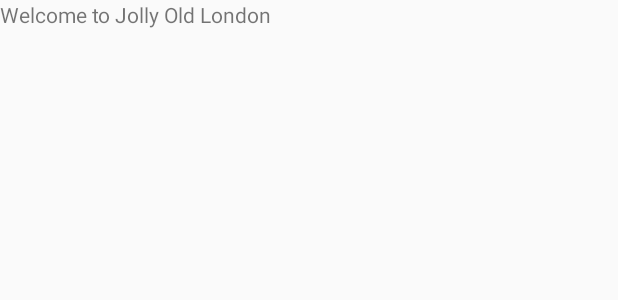
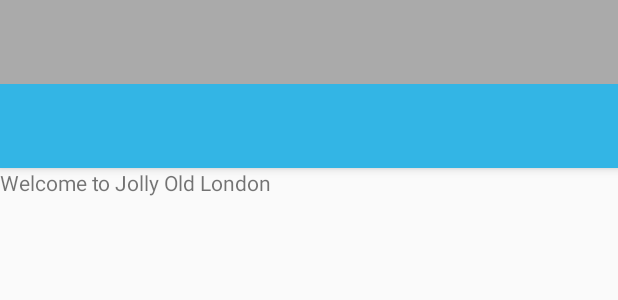
Before and after one commit to Abhey/QuickNews, an Android app: the layout activity_main.xml on its own in the app's theme, with its tools: preview values and no code run, on a phone screen of 412 x 824 dp. Shown: the top 300 px of the screen. Run offline under Robolectric (Android 15) with nearby library versions, the phone set to English and light mode, and no system bars.

Commit message:
Added layout for Navigation drawer.

```diff
--- a/app/src/main/res/layout/activity_main.xml
+++ b/app/src/main/res/layout/activity_main.xml
@@ -1,30 +1,25 @@
 <?xml version="1.0" encoding="utf-8"?>
-<LinearLayout xmlns:android="http://schemas.android.com/apk/res/android"
+<android.support.v4.widget.DrawerLayout xmlns:android="http://schemas.android.com/apk/res/android"
     xmlns:app="http://schemas.android.com/apk/res-auto"
+    android:id="@+id/drawer_layout"
     xmlns:tools="http://schemas.android.com/tools"
     android:layout_width="match_parent"
     android:layout_height="match_parent"
     tools:context="me.abheyrana.quicknews.MainActivity"
-    android:orientation="vertical">
+    android:fitsSystemWindows="true"
+    tools:openDrawer="start">
 
-    <FrameLayout
-        android:layout_width="match_parent"
-        android:layout_height="match_parent">
+    <include layout="@layout/app_bar_main"
+        android:layout_height="match_parent"
+        android:layout_width="match_parent" />
 
-        <TextView
-            android:id="@+id/tv_demo"
-            android:layout_width="match_parent"
-            android:layout_height="wrap_content"
-            android:text="Welcome to Jolly Old London"
-            android:visibility="visible"/>
+    <android.support.design.widget.NavigationView
+        android:id="@+id/nav_view"
+        android:layout_width="wrap_content"
+        android:layout_height="match_parent"
+        android:layout_gravity="start"
+        android:fitsSystemWindows="true"
+        app:headerLayout="@layout/nav_header_main"
+        app:menu="@menu/activity_main_drawer"/>
 
-        <ProgressBar
-            android:layout_width="42dp"
-            android:layout_height="42dp"
-            android:layout_gravity="center"
-            android:id="@+id/pb_loader"
-            android:visibility="invisible"/>
-
-    </FrameLayout>
-
-</LinearLayout>
+</android.support.v4.widget.DrawerLayout>
--- a/app/src/main/res/layout/app_bar_main.xml
+++ b/app/src/main/res/layout/app_bar_main.xml
@@ -1,12 +1,28 @@
 <?xml version="1.0" encoding="utf-8"?>
-<android.support.constraint.ConstraintLayout
+<LinearLayout
     xmlns:android="http://schemas.android.com/apk/res/android"
     xmlns:app="http://schemas.android.com/apk/res-auto"
     xmlns:tools="http://schemas.android.com/tools"
     android:layout_width="match_parent"
     android:layout_height="match_parent"
-    tools:context=".MainActivity">
+    tools:context=".MainActivity"
+    android:orientation="vertical"
+    tools:showIn="@layout/activity_main">
 
+    <!-- Here I skipped addition of themes to AppBarLayout and Toolbar -->
 
+    <android.support.design.widget.AppBarLayout
+        android:layout_width="match_parent"
+        android:layout_height="wrap_content">
 
-</android.support.constraint.ConstraintLayout>
+        <android.support.v7.widget.Toolbar
+            android:layout_width="match_parent"
+            android:layout_height="?attr/actionBarSize"
+            android:background="@android:color/holo_blue_light"
+            android:id="@+id/toolbar"/>
+
+    </android.support.design.widget.AppBarLayout>
+
+    <include layout="@layout/content_main"/>
+
+</LinearLayout>
--- /dev/null
+++ b/app/src/main/res/layout/content_main.xml
@@ -0,0 +1,32 @@
+<?xml version="1.0" encoding="utf-8"?>
+<LinearLayout xmlns:android="http://schemas.android.com/apk/res/android"
+    xmlns:app="http://schemas.android.com/apk/res-auto"
+    xmlns:tools="http://schemas.android.com/tools"
+    android:orientation="vertical"
+    android:layout_width="match_parent"
+    android:layout_height="match_parent"
+    app:layout_behavior="@string/appbar_scrolling_view_behavior"
+    tools:showIn="@layout/app_bar_main"
+    tools:context=".MainActivity">
+
+    <FrameLayout
+        android:layout_width="match_parent"
+        android:layout_height="match_parent">
+
+        <TextView
+            android:id="@+id/tv_demo"
+            android:layout_width="match_parent"
+            android:layout_height="wrap_content"
+            android:text="Welcome to Jolly Old London"
+            android:visibility="visible"/>
+
+        <ProgressBar
+            android:layout_width="42dp"
+            android:layout_height="42dp"
+            android:layout_gravity="center"
+            android:id="@+id/pb_loader"
+            android:visibility="invisible"/>
+
+    </FrameLayout>
+
+</LinearLayout>
--- /dev/null
+++ b/app/src/main/res/menu/activity_main_drawer.xml
@@ -0,0 +1,32 @@
+<?xml version="1.0" encoding="utf-8"?>
+<menu xmlns:android="http://schemas.android.com/apk/res/android">
+
+    <group android:checkableBehavior="single">
+
+        <item android:id="@+id/select_news_sources"
+            android:title="Select News Sources"
+            android:icon="@drawable/ic_select_news_soures"/>
+
+        <item android:id="@+id/read_news_later"
+            android:title="Read Later"
+            android:icon="@drawable/read_later_saved"/>
+
+    </group>
+
+    <item android:title="Other">
+
+        <menu>
+
+            <item android:title="About"
+                android:id="@+id/about"
+                android:icon="@drawable/ic_about" />
+
+            <item android:title="Share"
+                android:id="@+id/share_app"
+                android:icon="@drawable/share_icon"/>
+
+        </menu>
+
+    </item>
+
+</menu>
```
Also changed, not shown: app/src/main/res/drawable/side_nav_bar.xml (added, +10 -0 lines), app/src/main/res/layout/nav_header_main.xml (added, +26 -0 lines), app/src/main/res/drawable-hdpi/ic_about.png (added), app/src/main/res/drawable-hdpi/ic_select_news_soures.png (added), app/src/main/res/drawable-mdpi/ic_about.png (added), app/src/main/res/drawable-mdpi/ic_select_news_soures.png (added), app/src/main/res/drawable-xhdpi/ic_about.png (added), app/src/main/res/drawable-xhdpi/ic_select_news_soures.png (added), app/src/main/res/drawable-xxhdpi/ic_about.png (added), app/src/main/res/drawable-xxhdpi/ic_select_news_soures.png (added).
